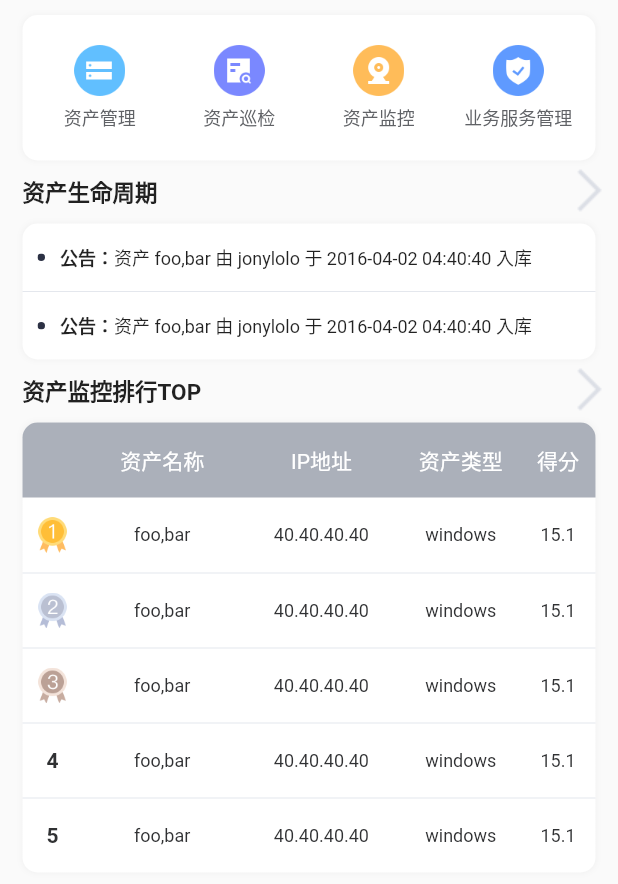
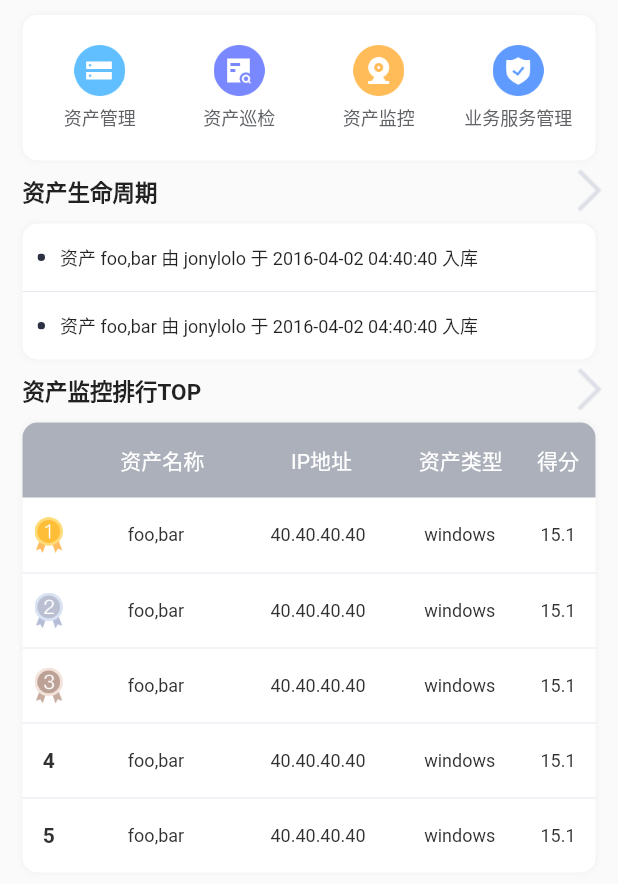
Before and after one commit to shifeng1993/flutter-project, a Flutter app: the CMDBAssetsPage widget shown alone on an empty page, opened directly, on a phone screen of 412 x 824 dp. Shown: the top 884 px of the screen. Run offline on Flutter 3.47's test engine with Material 2 defaults, Android fonts, the phone set to English and light mode, and no system bars; drawn by our look-alikes of pull_to_refresh; our stand-ins replace flutter_redux, flutter_slidable, flutter_spinkit, flutter_swiper, redux, redux_thunk and 1 more; missing offline and left inert: flustars, redux_logging, unicorndial; statements that could not run were skipped.

Commit message:
调整数据长度

```diff
--- a/lib/pages/CmdbPage/assets_page/assets_page.dart
+++ b/lib/pages/CmdbPage/assets_page/assets_page.dart
@@ -212,7 +212,6 @@ class _CMDBAssetsPageState extends State<CMDBAssetsPage> {
   Widget _assetLifeRow(Map<String, dynamic> row, int index) {
     double leftPointSize = 5.0;
     return Container(
-      width: MediaQuery.of(context).size.width,
       padding: EdgeInsets.only(top: 10.0, bottom: 10.0),
       decoration: BoxDecoration(
         border: index == 0
@@ -239,23 +238,13 @@ class _CMDBAssetsPageState extends State<CMDBAssetsPage> {
             ),
           ),
           Container(
-            child: Row(
-              children: <Widget>[
-                Text(
-                  '公告：',
-                  style: TextStyle(
-                      fontSize: BaseStyle.fontSize[4],
-                      fontWeight: FontWeight.w600),
-                ),
-                Text(
+            child: Text(
               '资产 ${row['name']} 由 ${row['user']} 于 ${row['date']} ${row['status']}',
               style: TextStyle(
                 fontSize: BaseStyle.fontSize[4],
               ),
               maxLines: 1,
               overflow: TextOverflow.ellipsis,
-                ),
-              ],
             ),
           ),
         ],
@@ -363,7 +352,7 @@ class _CMDBAssetsPageState extends State<CMDBAssetsPage> {
       child: Row(
         children: <Widget>[
           Container(
-              width: 40.0,
+              width: 35.0,
               child: Center(
                 child: indexView,
               )),
@@ -381,19 +370,34 @@ class _CMDBAssetsPageState extends State<CMDBAssetsPage> {
           Expanded(
             flex: colFlex[1],
             child: Center(
-              child: Text(row['ip'], style: tableBodyStyle),
+              child: Text(
+                row['ip'],
+                style: tableBodyStyle,
+                maxLines: 1,
+                overflow: TextOverflow.ellipsis,
+              ),
             ),
           ),
           Expanded(
             flex: colFlex[2],
             child: Center(
-              child: Text(row['type'], style: tableBodyStyle),
+              child: Text(
+                row['type'],
+                style: tableBodyStyle,
+                maxLines: 1,
+                overflow: TextOverflow.ellipsis,
+              ),
             ),
           ),
           Container(
             width: 50.0,
             child: Center(
-              child: Text(row['score'], style: tableBodyStyle),
+              child: Text(
+                row['score'],
+                style: tableBodyStyle,
+                maxLines: 1,
+                overflow: TextOverflow.ellipsis,
+              ),
             ),
           ),
         ],
```
Lines whose indentation alone changed are shown as unchanged.
